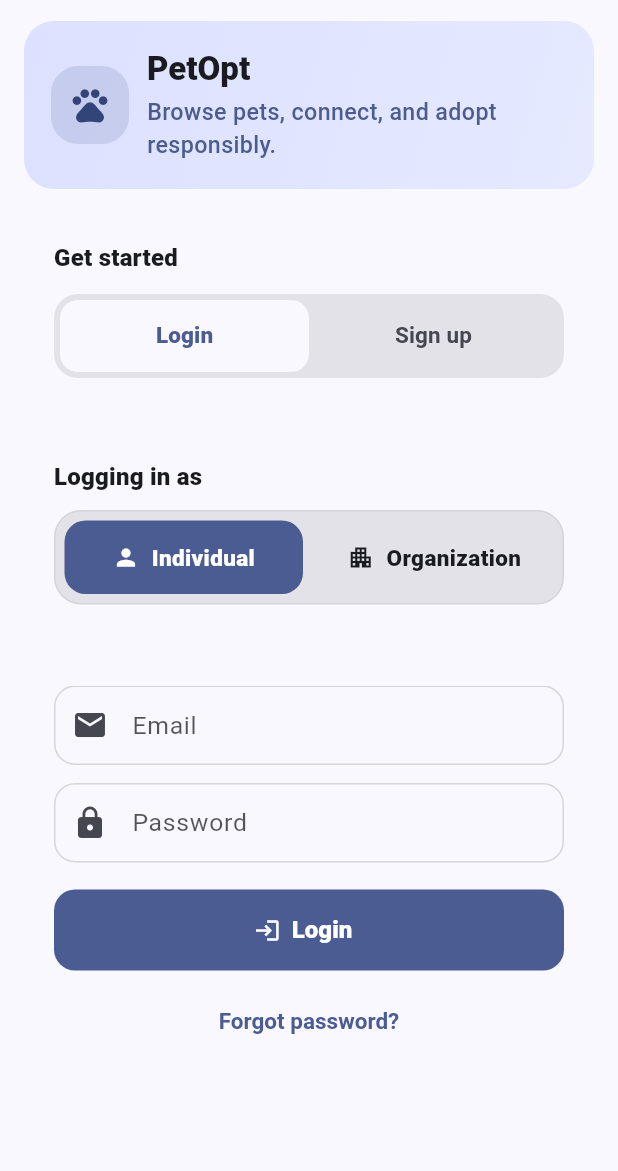
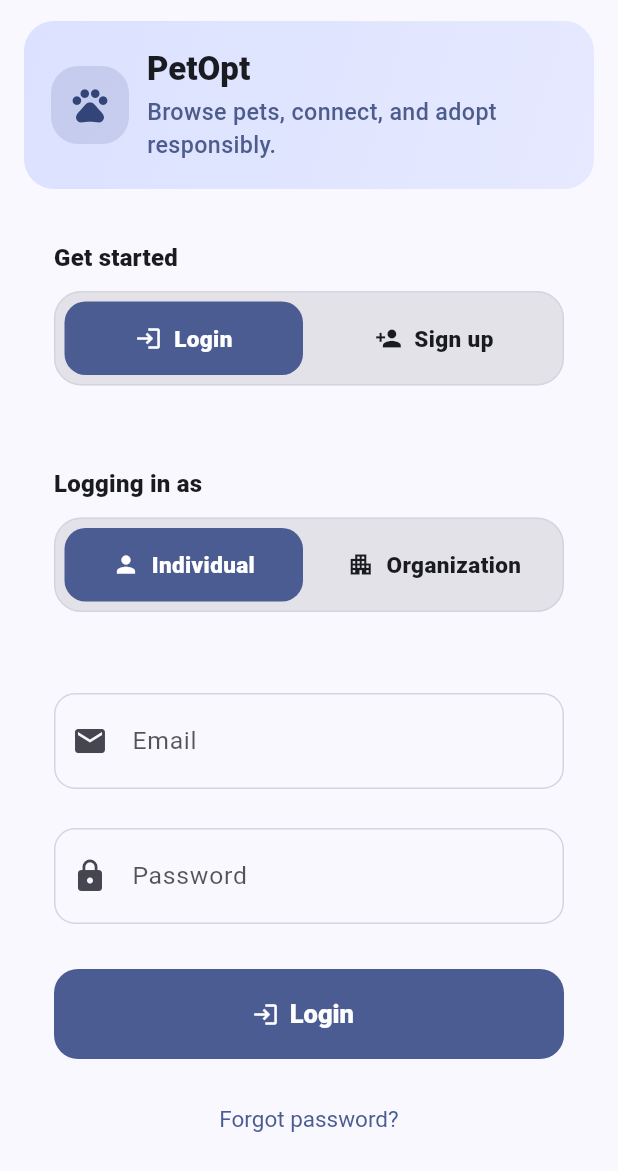
Before and after one commit to animegamer4422/Pet-Opt, a Flutter app: the screen it shows after launch, on a phone screen of 412 x 824 dp. Shown: the top 1171 px of the screen. Run offline on Flutter 3.47's test engine with Material 3 defaults, Android fonts, the light colour scheme and no system bars.

Commit message:
Completed login and Sign up page

```diff
--- a/lib/app/petopt_app.dart
+++ b/lib/app/petopt_app.dart
@@ -9,10 +9,19 @@ class PetOptApp extends StatelessWidget {
   Widget build(BuildContext context) {
     return MaterialApp(
       title: 'PetOpt',
-      theme: buildPetOptTheme(),
+      debugShowCheckedModeBanner: false,
+
+      // ✅ Auto-switch based on device theme + live updates
+      themeMode: ThemeMode.system,
+
+      // ✅ Light theme
+      theme: buildPetOptTheme(Brightness.light),
+
+      // ✅ Dark theme
+      darkTheme: buildPetOptTheme(Brightness.dark),
+
       initialRoute: Routes.auth,
       onGenerateRoute: Routes.onGenerateRoute,
-      debugShowCheckedModeBanner: false,
     );
   }
 }
--- a/lib/app/theme.dart
+++ b/lib/app/theme.dart
@@ -1,8 +1,12 @@
 import 'package:flutter/material.dart';
 
-ThemeData buildPetOptTheme() {
+ThemeData buildPetOptTheme(Brightness brightness) {
   const seed = Color(0xFF4E7CF6);
-  final scheme = ColorScheme.fromSeed(seedColor: seed);
+
+  final scheme = ColorScheme.fromSeed(
+    seedColor: seed,
+    brightness: brightness,
+  );
 
   return ThemeData(
     colorScheme: scheme,
@@ -16,7 +20,6 @@ ThemeData buildPetOptTheme() {
       surfaceTintColor: Colors.transparent,
     ),
 
-    // ✅ Use CardThemeData for Flutter versions where ThemeData.cardTheme expects CardThemeData?
     cardTheme: CardThemeData(
       elevation: 0,
       color: scheme.surface,
--- a/lib/features/auth/auth_page.dart
+++ b/lib/features/auth/auth_page.dart
@@ -9,9 +9,8 @@ class AuthPage extends StatefulWidget {
   State<AuthPage> createState() => _AuthPageState();
 }
 
-class _AuthPageState extends State<AuthPage> with TickerProviderStateMixin {
-  late final TabController _tabs;
-
+class _AuthPageState extends State<AuthPage> {
+  bool _isLogin = true;
   AccountType _accountType = AccountType.individual;
 
   final _loginEmail = TextEditingController();
@@ -22,14 +21,7 @@ class _AuthPageState extends State<AuthPage> with TickerProviderStateMixin {
   final _signupConfirm = TextEditingController();
 
   @override
-  void initState() {
-    super.initState();
-    _tabs = TabController(length: 2, vsync: this);
-  }
-
-  @override
   void dispose() {
-    _tabs.dispose();
     _loginEmail.dispose();
     _loginPassword.dispose();
     _signupEmail.dispose();
@@ -40,7 +32,6 @@ class _AuthPageState extends State<AuthPage> with TickerProviderStateMixin {
 
   void _continueAfterAuth() {
     // Mock success for now.
-    // In the next step, this should go to your bottom-nav home (e.g. Routes.home).
     Navigator.pushReplacementNamed(context, Routes.feed);
   }
 
@@ -49,8 +40,7 @@ class _AuthPageState extends State<AuthPage> with TickerProviderStateMixin {
     final t = Theme.of(context).textTheme;
     final cs = Theme.of(context).colorScheme;
 
-    final isLogin = _tabs.index == 0;
-    final roleLabel = isLogin ? 'Logging in as' : 'Signing up as';
+    final roleLabel = _isLogin ? 'Logging in as' : 'Signing up as';
 
     return Scaffold(
       body: SafeArea(
@@ -108,35 +98,25 @@ class _AuthPageState extends State<AuthPage> with TickerProviderStateMixin {
 
             const SizedBox(height: 14),
 
-            // Login / Signup tabs
+            // Login / Sign up (same segmented style)
             _SectionCard(
               child: Column(
                 crossAxisAlignment: CrossAxisAlignment.start,
                 children: [
-                  Text('Get started', style: t.titleMedium?.copyWith(fontWeight: FontWeight.w900)),
-                  const SizedBox(height: 12),
-                  Container(
-                    decoration: BoxDecoration(
-                      color: cs.surfaceContainerHighest,
-                      borderRadius: BorderRadius.circular(16),
+                  Text(
+                    'Get started',
+                    style: t.titleMedium?.copyWith(fontWeight: FontWeight.w900),
                   ),
-                    padding: const EdgeInsets.all(4),
-                    child: TabBar(
-                      controller: _tabs,
-                      onTap: (_) => setState(() {}), // update "Logging in as" label
-                      indicatorSize: TabBarIndicatorSize.tab,
-                      dividerColor: Colors.transparent,
-                      labelStyle: const TextStyle(fontSize: 15, fontWeight: FontWeight.w800),
-                      unselectedLabelStyle: const TextStyle(fontSize: 15, fontWeight: FontWeight.w700),
-                      indicator: BoxDecoration(
-                        color: cs.surface,
-                        borderRadius: BorderRadius.circular(12),
-                      ),
-                      tabs: const [
-                        Tab(text: 'Login'),
-                        Tab(text: 'Sign up'),
-                      ],
-                    ),
+                  const SizedBox(height: 10),
+                  _BigSegmented<bool>(
+                    value: _isLogin,
+                    left: true,
+                    right: false,
+                    leftLabel: 'Login',
+                    rightLabel: 'Sign up',
+                    leftIcon: Icons.login,
+                    rightIcon: Icons.person_add,
+                    onChanged: (v) => setState(() => _isLogin = v),
                   ),
                 ],
               ),
@@ -144,12 +124,15 @@ class _AuthPageState extends State<AuthPage> with TickerProviderStateMixin {
 
             const SizedBox(height: 14),
 
-            // Role selector (Individual/Organization) — ✅ summary pill removed
+            // Role selector (Individual/Organization)
             _SectionCard(
               child: Column(
                 crossAxisAlignment: CrossAxisAlignment.start,
                 children: [
-                  Text(roleLabel, style: t.titleMedium?.copyWith(fontWeight: FontWeight.w900)),
+                  Text(
+                    roleLabel,
+                    style: t.titleMedium?.copyWith(fontWeight: FontWeight.w900),
+                  ),
                   const SizedBox(height: 10),
                   _BigSegmented<AccountType>(
                     value: _accountType,
@@ -169,23 +152,23 @@ class _AuthPageState extends State<AuthPage> with TickerProviderStateMixin {
 
             // Forms
             _SectionCard(
-              child: SizedBox(
-                height: 340,
-                child: TabBarView(
-                  controller: _tabs,
-                  children: [
-                    _LoginForm(
+              child: AnimatedSwitcher(
+                duration: const Duration(milliseconds: 220),
+                switchInCurve: Curves.easeOut,
+                switchOutCurve: Curves.easeIn,
+                child: _isLogin
+                    ? _LoginForm(
+                        key: const ValueKey('login'),
                         email: _loginEmail,
                         password: _loginPassword,
                         onSubmit: _continueAfterAuth,
-                    ),
-                    _SignupForm(
+                      )
+                    : _SignupForm(
+                        key: const ValueKey('signup'),
                         email: _signupEmail,
                         password: _signupPassword,
                         confirm: _signupConfirm,
                         onSubmit: _continueAfterAuth,
-                    ),
-                  ],
                       ),
               ),
             ),
@@ -204,6 +187,7 @@ class _LoginForm extends StatelessWidget {
   final VoidCallback onSubmit;
 
   const _LoginForm({
+    super.key,
     required this.email,
     required this.password,
     required this.onSubmit,
@@ -218,47 +202,76 @@ class _LoginForm extends StatelessWidget {
     children: [
       TextField(
         controller: email,
-          decoration: const InputDecoration(
+        style: const TextStyle(fontSize: 16),
+        decoration: InputDecoration(
           labelText: 'Email',
-            prefixIcon: Icon(Icons.email),
+          prefixIcon: const Icon(Icons.email),
+          contentPadding: const EdgeInsets.symmetric(
+            horizontal: 18,
+            vertical: 20, // ⬅ taller input
+          ),
+          border: OutlineInputBorder(
+            borderRadius: BorderRadius.circular(16),
+          ),
         ),
         keyboardType: TextInputType.emailAddress,
       ),
-        const SizedBox(height: 12),
+
+      const SizedBox(height: 26), // ⬅ more space
+
       TextField(
         controller: password,
-          decoration: const InputDecoration(
+        style: const TextStyle(fontSize: 16),
+        decoration: InputDecoration(
           labelText: 'Password',
-            prefixIcon: Icon(Icons.lock),
+          prefixIcon: const Icon(Icons.lock),
+          contentPadding: const EdgeInsets.symmetric(
+            horizontal: 18,
+            vertical: 20, // ⬅ taller input
+          ),
+          border: OutlineInputBorder(
+            borderRadius: BorderRadius.circular(16),
+          ),
         ),
         obscureText: true,
       ),
-        const SizedBox(height: 18),
+
+      const SizedBox(height: 30), // ⬅ clearer separation before button
+
       FilledButton.icon(
         onPressed: onSubmit,
         icon: const Icon(Icons.login),
         label: const Text('Login'),
         style: FilledButton.styleFrom(
-            minimumSize: const Size.fromHeight(54),
-            textStyle: const TextStyle(fontSize: 16, fontWeight: FontWeight.w800),
-            shape: RoundedRectangleBorder(borderRadius: BorderRadius.circular(14)),
+          minimumSize: const Size.fromHeight(60), // ⬅ taller button
+          textStyle: const TextStyle(
+            fontSize: 17,
+            fontWeight: FontWeight.w800,
+          ),
+          shape: RoundedRectangleBorder(
+            borderRadius: BorderRadius.circular(16),
           ),
         ),
-        const SizedBox(height: 10),
+      ),
+
+      const SizedBox(height: 16),
+
       TextButton(
         onPressed: () {
           ScaffoldMessenger.of(context).showSnackBar(
             const SnackBar(content: Text('Forgot password flow later')),
           );
         },
-          style: TextButton.styleFrom(foregroundColor: cs.primary),
+        style: TextButton.styleFrom(
+          foregroundColor: cs.primary,
+          textStyle: const TextStyle(fontSize: 15),
+        ),
         child: const Text('Forgot password?'),
       ),
     ],
   );
 }
 }
-
 class _SignupForm extends StatelessWidget {
   final TextEditingController email;
   final TextEditingController password;
@@ -266,6 +279,7 @@ class _SignupForm extends StatelessWidget {
   final VoidCallback onSubmit;
 
   const _SignupForm({
+    super.key,
     required this.email,
     required this.password,
     required this.confirm,
@@ -279,39 +293,74 @@ class _SignupForm extends StatelessWidget {
       children: [
         TextField(
           controller: email,
-          decoration: const InputDecoration(
+          style: const TextStyle(fontSize: 16),
+          decoration: InputDecoration(
             labelText: 'Email',
-            prefixIcon: Icon(Icons.email),
+            prefixIcon: const Icon(Icons.email),
+            contentPadding: const EdgeInsets.symmetric(
+              horizontal: 18,
+              vertical: 20, // ⬅ taller field
+            ),
+            border: OutlineInputBorder(
+              borderRadius: BorderRadius.circular(16),
+            ),
           ),
           keyboardType: TextInputType.emailAddress,
         ),
-        const SizedBox(height: 12),
+
+        const SizedBox(height: 26),
+
         TextField(
           controller: password,
-          decoration: const InputDecoration(
+          style: const TextStyle(fontSize: 16),
+          decoration: InputDecoration(
             labelText: 'Password',
-            prefixIcon: Icon(Icons.lock),
+            prefixIcon: const Icon(Icons.lock),
+            contentPadding: const EdgeInsets.symmetric(
+              horizontal: 18,
+              vertical: 20,
+            ),
+            border: OutlineInputBorder(
+              borderRadius: BorderRadius.circular(16),
+            ),
           ),
           obscureText: true,
         ),
-        const SizedBox(height: 12),
+
+        const SizedBox(height: 26),
+
         TextField(
           controller: confirm,
-          decoration: const InputDecoration(
+          style: const TextStyle(fontSize: 16),
+          decoration: InputDecoration(
             labelText: 'Confirm password',
-            prefixIcon: Icon(Icons.lock_outline),
+            prefixIcon: const Icon(Icons.lock_outline),
+            contentPadding: const EdgeInsets.symmetric(
+              horizontal: 18,
+              vertical: 20,
+            ),
+            border: OutlineInputBorder(
+              borderRadius: BorderRadius.circular(16),
+            ),
           ),
           obscureText: true,
         ),
-        const SizedBox(height: 18),
+
+        const SizedBox(height: 32),
+
         FilledButton.icon(
           onPressed: onSubmit,
           icon: const Icon(Icons.person_add),
           label: const Text('Create account'),
           style: FilledButton.styleFrom(
-            minimumSize: const Size.fromHeight(54),
-            textStyle: const TextStyle(fontSize: 16, fontWeight: FontWeight.w800),
-            shape: RoundedRectangleBorder(borderRadius: BorderRadius.circular(14)),
+            minimumSize: const Size.fromHeight(60), // ⬅ taller button
+            textStyle: const TextStyle(
+              fontSize: 17,
+              fontWeight: FontWeight.w800,
+            ),
+            shape: RoundedRectangleBorder(
+              borderRadius: BorderRadius.circular(16),
+            ),
           ),
         ),
       ],
```
Lines whose indentation alone changed are shown as unchanged.
